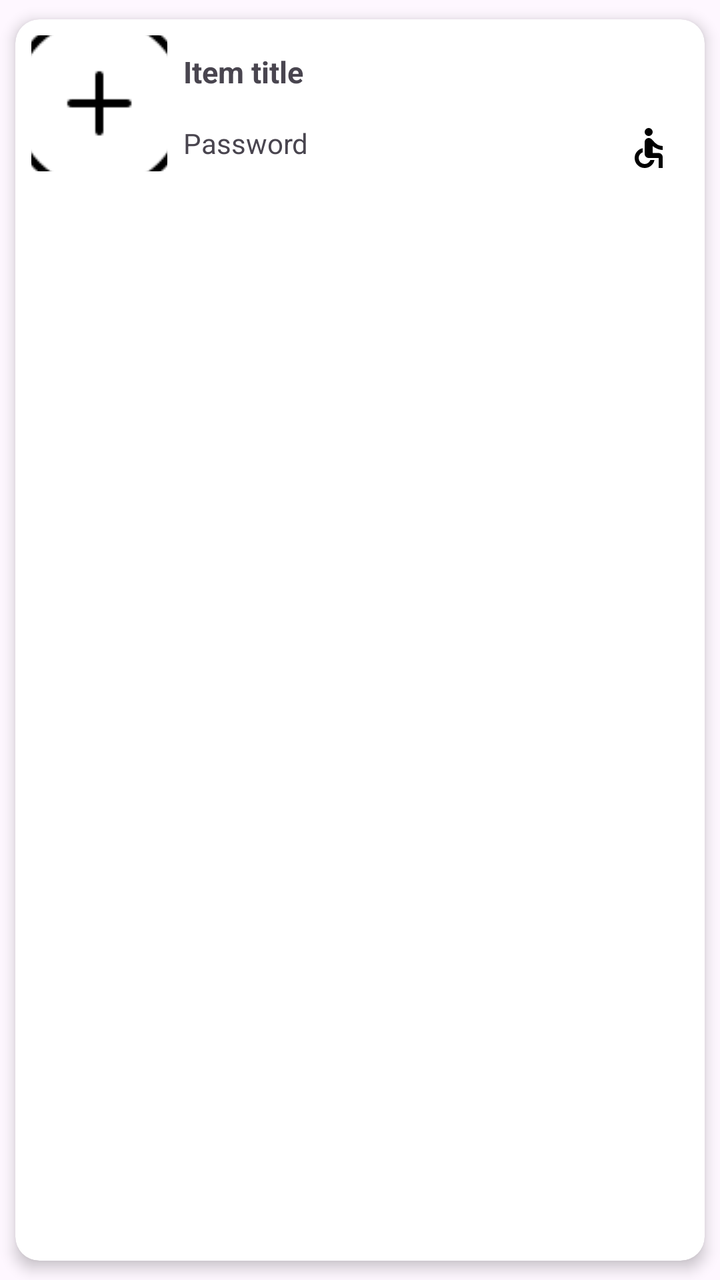
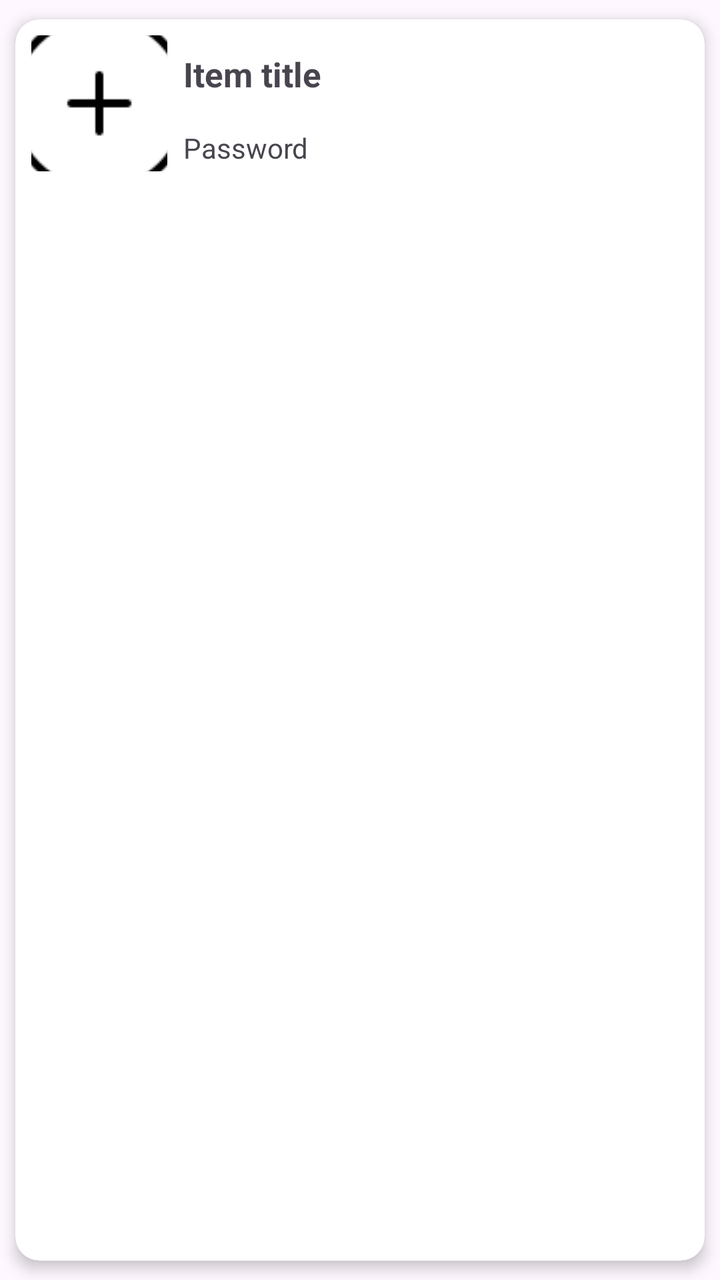

The first picture is an Android layout as it rendered before a commit; the second is the same layout after the commit. The layout source and the unified diff follow.
<!-- AndroidManifest.xml: application theme Theme.Passcrypter -->
<!-- res/layout/item_password.xml -->
<?xml version="1.0" encoding="utf-8"?>
<androidx.cardview.widget.CardView xmlns:android="http://schemas.android.com/apk/res/android"
    xmlns:app="http://schemas.android.com/apk/res-auto"
    android:layout_width="match_parent"
    android:layout_height="wrap_content"
    app:cardCornerRadius="12dp"
    app:cardElevation="4dp"
    app:cardUseCompatPadding="true"
    >
<RelativeLayout xmlns:android="http://schemas.android.com/apk/res/android"
    android:layout_width="match_parent"
    android:layout_height="wrap_content"
    android:padding="8dp"
    >


    <ImageView
        android:layout_width="68dp"
        android:layout_height="68dp"
        android:id="@+id/password_app_view"
        android:src="@drawable/add"
        android:padding="8dp"
        android:scaleType="center"

        />
    <TextView
        android:layout_width="match_parent"
        android:layout_height="wrap_content"
        android:id="@+id/itemtv"
        android:layout_toRightOf="@id/password_app_view"
        android:text="Item title"
        android:textSize="15dp"
        android:textStyle="bold"
        android:padding="8dp"

        />
    <TextView
        android:layout_width="match_parent"
        android:layout_height="wrap_content"
        android:id="@+id/passwordtv"
        android:text="@string/epassword"
        android:layout_toRightOf="@+id/password_app_view"
        android:layout_below="@+id/itemtv"
        android:padding="8dp"
        android:drawableEnd="@drawable/outline_accessible_24"
        />
</RelativeLayout>
</androidx.cardview.widget.CardView>
<!-- resources referenced by this layout -->
<resources>
  <!-- drawable add: png bitmap (drawable, 1930 bytes) -->
  <!-- drawable outline_accessible_24 (drawable) -->
  <vector xmlns:android="http://schemas.android.com/apk/res/android" android:height="24dp" android:tint="#000000" android:viewportHeight="960" android:viewportWidth="960" android:width="24dp">
        
      <path android:fillColor="@android:color/white" android:pathData="M480,240Q447,240 423.5,216.5Q400,193 400,160Q400,127 423.5,103.5Q447,80 480,80Q513,80 536.5,103.5Q560,127 560,160Q560,193 536.5,216.5Q513,240 480,240ZM680,880L680,680Q680,680 680,680Q680,680 680,680L480,680Q447,680 423.5,656.5Q400,633 400,600L400,360Q400,327 423.5,303.5Q447,280 480,280Q504,280 521.5,290.5Q539,301 559,324Q614,390 658.5,414.5Q703,439 760,440L760,520Q707,520 653,497Q599,474 560,442L560,580L680,580Q713,580 736.5,603.5Q760,627 760,660L760,880L680,880ZM400,880Q317,880 258.5,821.5Q200,763 200,680Q200,608 245.5,553Q291,498 360,484L360,566Q325,580 302.5,610.5Q280,641 280,680Q280,730 315,765Q350,800 400,800Q439,800 469.5,777.5Q500,755 514,720L596,720Q582,789 527,834.5Q472,880 400,880Z"/>
      
  </vector>
  <string name="epassword" translatable="false"> Password</string>
  <style name="Theme.Passcrypter" parent="Base.Theme.Passcrypter" />
  <style name="Base.Theme.Passcrypter" parent="Theme.Material3.Light.NoActionBar" />
</resources>

<!-- the commit's change to res/layout/item_password.xml (unified diff, before → after) -->
@@ -29,7 +29,7 @@
         android:id="@+id/itemtv"
         android:layout_toRightOf="@id/password_app_view"
         android:text="Item title"
-        android:textSize="15dp"
+        android:textSize="17dp"
         android:textStyle="bold"
         android:padding="8dp"
 
@@ -42,7 +42,7 @@
         android:layout_toRightOf="@+id/password_app_view"
         android:layout_below="@+id/itemtv"
         android:padding="8dp"
-        android:drawableEnd="@drawable/outline_accessible_24"
+
         />
 </RelativeLayout>
 </androidx.cardview.widget.CardView>
<!-- resource entries referenced after the edit -->
@@ -1,12 +1,6 @@
 <!-- resources referenced by this layout -->
 <resources>
   <!-- drawable add: png bitmap (drawable, 1930 bytes) -->
-  <!-- drawable outline_accessible_24 (drawable) -->
-  <vector xmlns:android="http://schemas.android.com/apk/res/android" android:height="24dp" android:tint="#000000" android:viewportHeight="960" android:viewportWidth="960" android:width="24dp">
-        
-      <path android:fillColor="@android:color/white" android:pathData="M480,240Q447,240 423.5,216.5Q400,193 400,160Q400,127 423.5,103.5Q447,80 480,80Q513,80 536.5,103.5Q560,127 560,160Q560,193 536.5,216.5Q513,240 480,240ZM680,880L680,680Q680,680 680,680Q680,680 680,680L480,680Q447,680 423.5,656.5Q400,633 400,600L400,360Q400,327 423.5,303.5Q447,280 480,280Q504,280 521.5,290.5Q539,301 559,324Q614,390 658.5,414.5Q703,439 760,440L760,520Q707,520 653,497Q599,474 560,442L560,580L680,580Q713,580 736.5,603.5Q760,627 760,660L760,880L680,880ZM400,880Q317,880 258.5,821.5Q200,763 200,680Q200,608 245.5,553Q291,498 360,484L360,566Q325,580 302.5,610.5Q280,641 280,680Q280,730 315,765Q350,800 400,800Q439,800 469.5,777.5Q500,755 514,720L596,720Q582,789 527,834.5Q472,880 400,880Z"/>
-      
-  </vector>
   <string name="epassword" translatable="false"> Password</string>
   <style name="Theme.Passcrypter" parent="Base.Theme.Passcrypter" />
   <style name="Base.Theme.Passcrypter" parent="Theme.Material3.Light.NoActionBar" />
